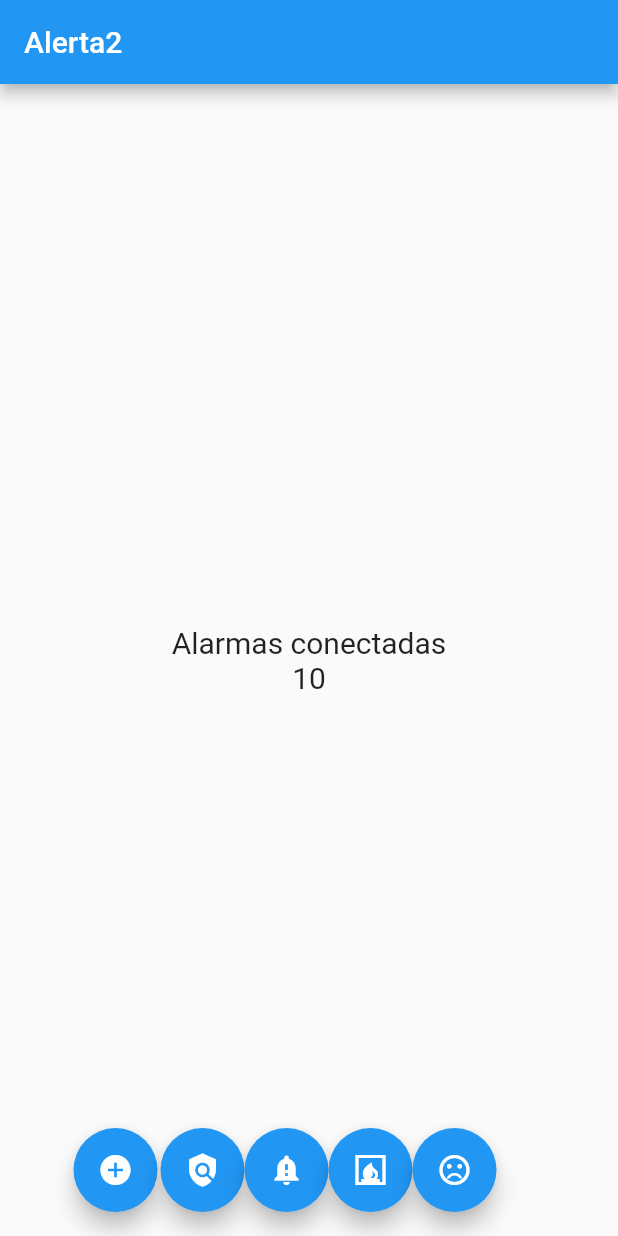
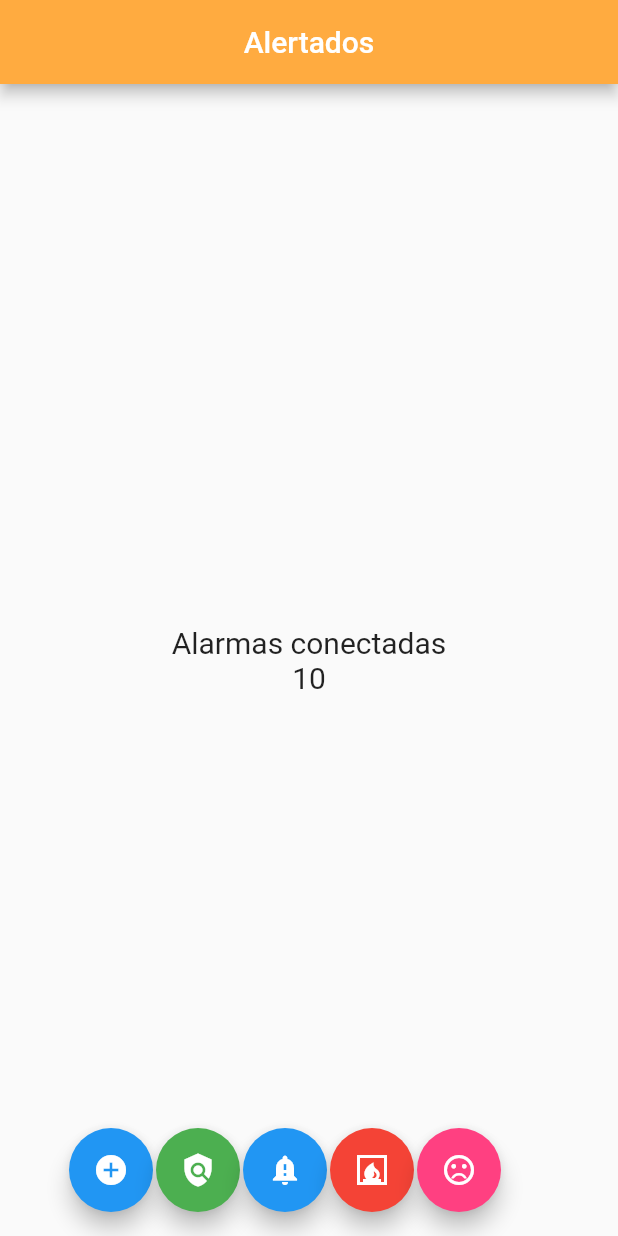
Before and after one commit to jparadae/v-sos, a Flutter app: the screen it shows after launch, on a phone screen of 412 x 824 dp. Run offline on Flutter 3.47's test engine with Material 2 defaults, Android fonts, the phone set to English and light mode, and no system bars.

Commit message:
style and btns

```diff
--- a/lib/src/pages/alarmsum_page.dart
+++ b/lib/src/pages/alarmsum_page.dart
@@ -1,6 +1,8 @@
 import 'package:flutter/material.dart';
 import 'package:flutter/rendering.dart';
 
+//Botonera inicial
+//Podrias registervcin, regist alarmxhou
 class CountAlarmPage extends StatefulWidget {
   @override
   createState() => _CountAlarmPageState();
@@ -14,8 +16,9 @@ class _CountAlarmPageState extends State<CountAlarmPage> {
   Widget build(BuildContext context) {
     return Scaffold(
         appBar: AppBar(
-          title: Text('Alerta2'),
-          centerTitle: false,
+          title: Text('Alertados'),
+          centerTitle: true,
+          backgroundColor: Colors.orangeAccent,
         ),
         body: Center(
           child: Column(
@@ -35,16 +38,43 @@ class _CountAlarmPageState extends State<CountAlarmPage> {
     return Row(
       mainAxisAlignment: MainAxisAlignment.center,
       children: <Widget>[
-        FloatingActionButton(child: Icon(Icons.add_circle), onPressed: null),
+        FloatingActionButton(
+            child: Icon(Icons.add_circle), onPressed: _sumarAlarmas),
         SizedBox(width: 2.0),
-        FloatingActionButton(child: Icon(Icons.policy), onPressed: null),
+        FloatingActionButton(
+          child: Icon(Icons.policy),
+          onPressed: null,
+          backgroundColor: Colors.green,
+        ),
+        SizedBox(width: 2.0),
         FloatingActionButton(
             child: Icon(Icons.notification_important), onPressed: null),
-        FloatingActionButton(child: Icon(Icons.fireplace), onPressed: null),
+        SizedBox(width: 2.0),
         FloatingActionButton(
-            child: Icon(Icons.sentiment_dissatisfied_outlined),
-            onPressed: null),
+          child: Icon(Icons.fireplace),
+          onPressed: null,
+          backgroundColor: Colors.red,
+        ),
+        SizedBox(width: 2.0),
+        FloatingActionButton(
+          child: Icon(Icons.sentiment_dissatisfied_outlined),
+          onPressed: null,
+          backgroundColor: Colors.pinkAccent,
+        ),
       ],
     );
   }
+
+  void _sumarAlarmas() {
+    setState(() {
+      print('sumo alarmas');
+      _sumalarma++;
+    });
+  }
+
+  void _reset() {
+    setState(() {
+      _sumalarma = 0;
+    });
+  }
 }
```
Also changed, not shown: lib/src/pages/home_page.dart (deleted, +0 -32 lines), lib/src/pages/home_pagetemp.dart (added, +24 -0 lines).
